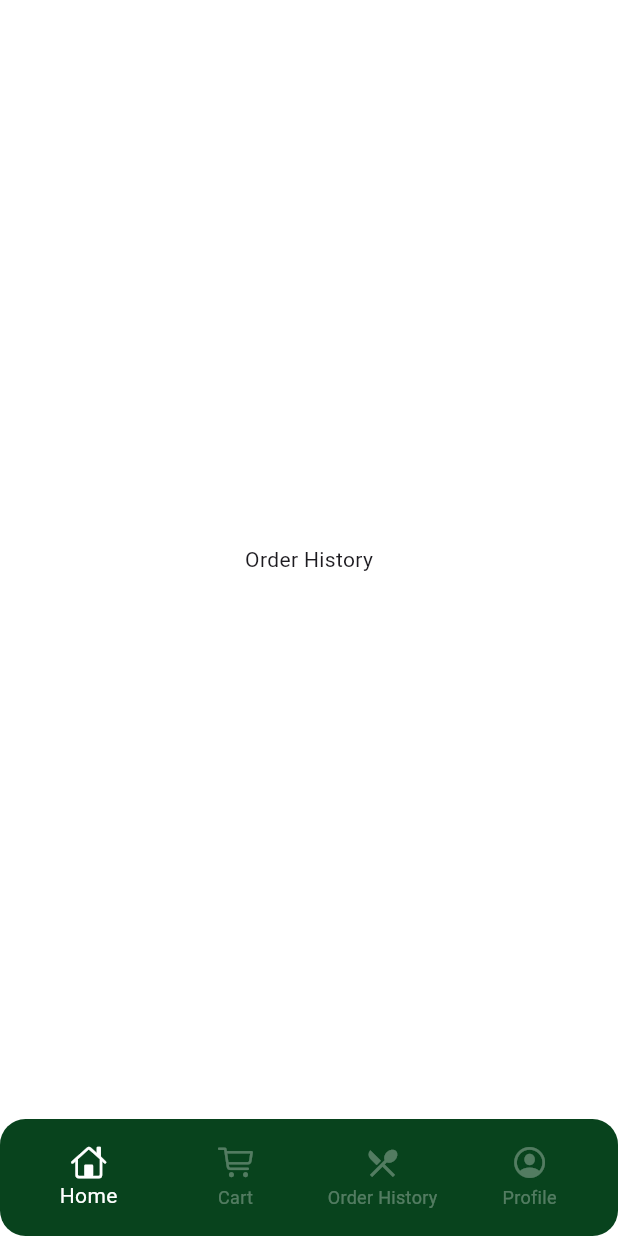
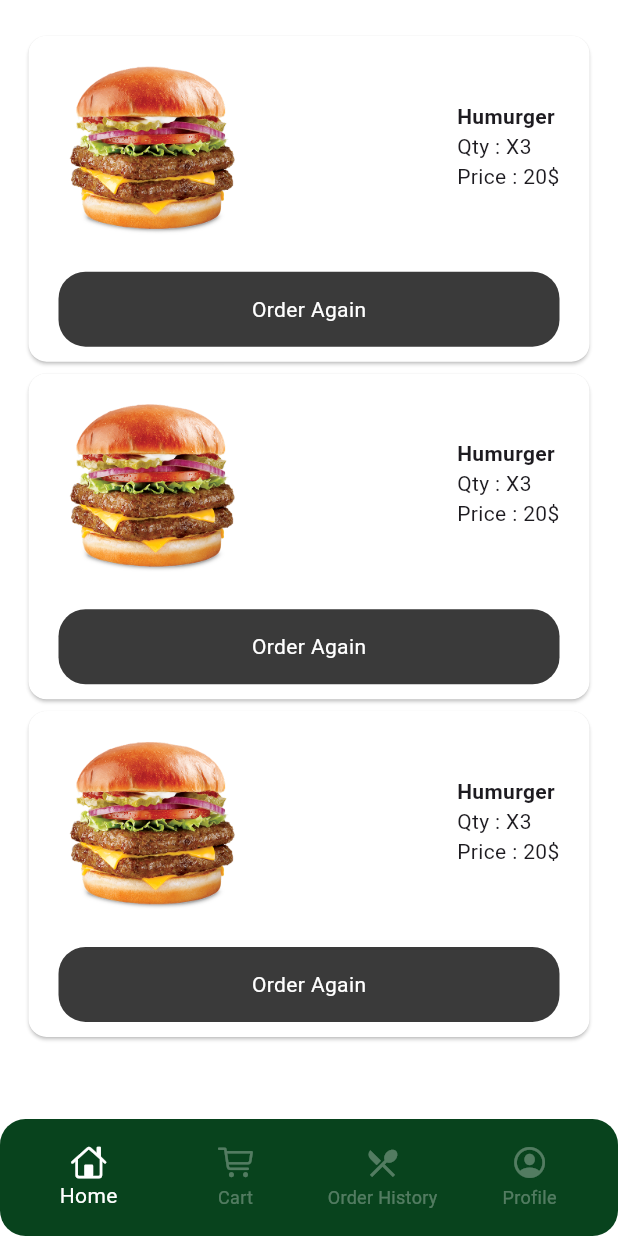
Before and after one commit to abdullahdebo/hungry_app, a Flutter app: the screen it shows after launch, swiped to page 3, on a phone screen of 412 x 824 dp. Run offline on Flutter 3.47's test engine with Material 3 defaults, Android fonts, the phone set to English and light mode, and no system bars; our stand-ins replace flutter_svg, gap.

Commit message:
Refactor OrderHistoryView to display order details in a list format; implement custom card layout with image, quantity, and price information.

```diff
--- a/lib/features/orderHistory/view/order_history_view.dart
+++ b/lib/features/orderHistory/view/order_history_view.dart
@@ -1,10 +1,69 @@
 import 'package:flutter/material.dart';
+import 'package:gap/gap.dart';
+import 'package:hungry_app/shared/custom_button.dart';
+import 'package:hungry_app/shared/custom_text.dart';
 
 class OrderHistoryView extends StatelessWidget {
   const OrderHistoryView({super.key});
 
   @override
   Widget build(BuildContext context) {
-    return Scaffold(body: Center(child: Text('Order History')));
+    return Scaffold(
+      appBar: AppBar(
+        toolbarHeight: 0,
+        scrolledUnderElevation: 0,
+        backgroundColor: Colors.white,
+      ),
+      body: Padding(
+        padding: EdgeInsets.symmetric(horizontal: 15),
+        child: ListView.builder(
+          padding: EdgeInsets.only(top: 20, bottom: 120),
+          itemCount: 3,
+          itemBuilder: (context, index) {
+            return Card(
+              color: Colors.white,
+              child: Padding(
+                padding: EdgeInsets.symmetric(
+                  horizontal: 20,
+                  vertical: 10,
+                ),
+                child: Column(
+                  children: [
+                    Row(
+                      mainAxisAlignment:
+                          MainAxisAlignment.spaceBetween,
+                      children: [
+                        Image.asset(
+                          'assets/splash/test.png',
+                          width: 125,
+                        ),
+                        Column(
+                          crossAxisAlignment:
+                              CrossAxisAlignment.start,
+                          children: [
+                            CustomText(
+                              text: 'Humurger',
+                              weight: FontWeight.bold,
+                            ),
+                            CustomText(text: 'Qty : X3'),
+                            CustomText(text: 'Price : 20\$'),
+                          ],
+                        ),
+                      ],
+                    ),
+                    Gap(20),
+                    CustomButton(
+                      color: Color(0xff3A3A3A),
+                      text: 'Order Again',
+                      width: double.infinity,
+                    ),
+                  ],
+                ),
+              ),
+            );
+          },
+        ),
+      ),
+    );
   }
 }
```
